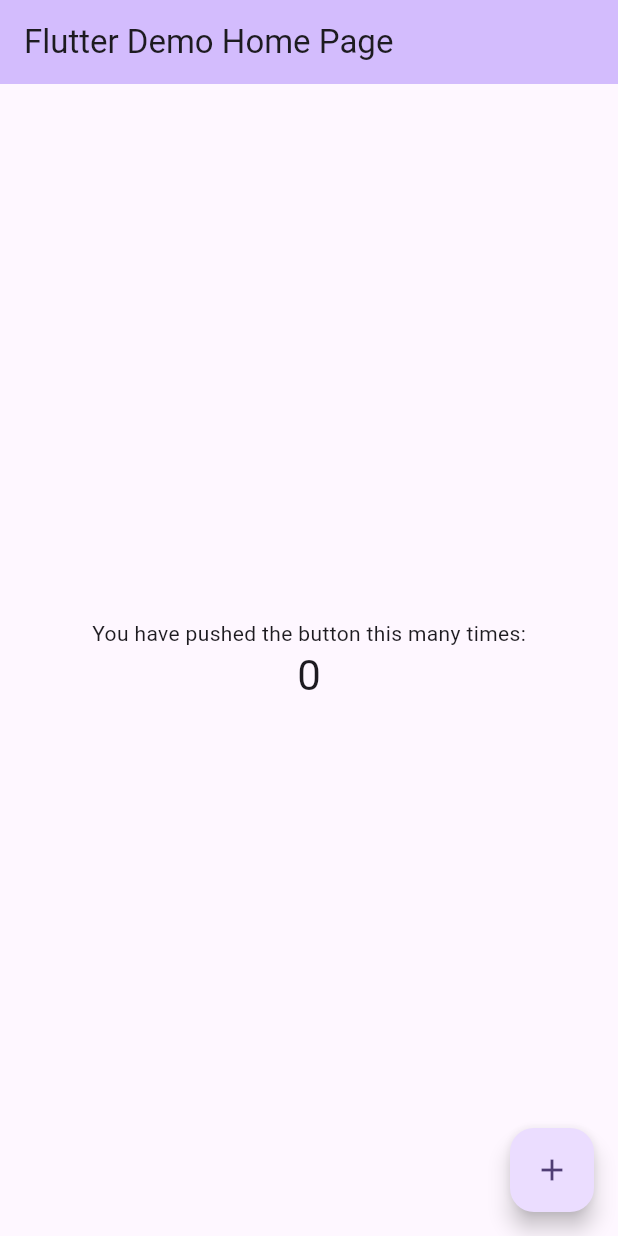
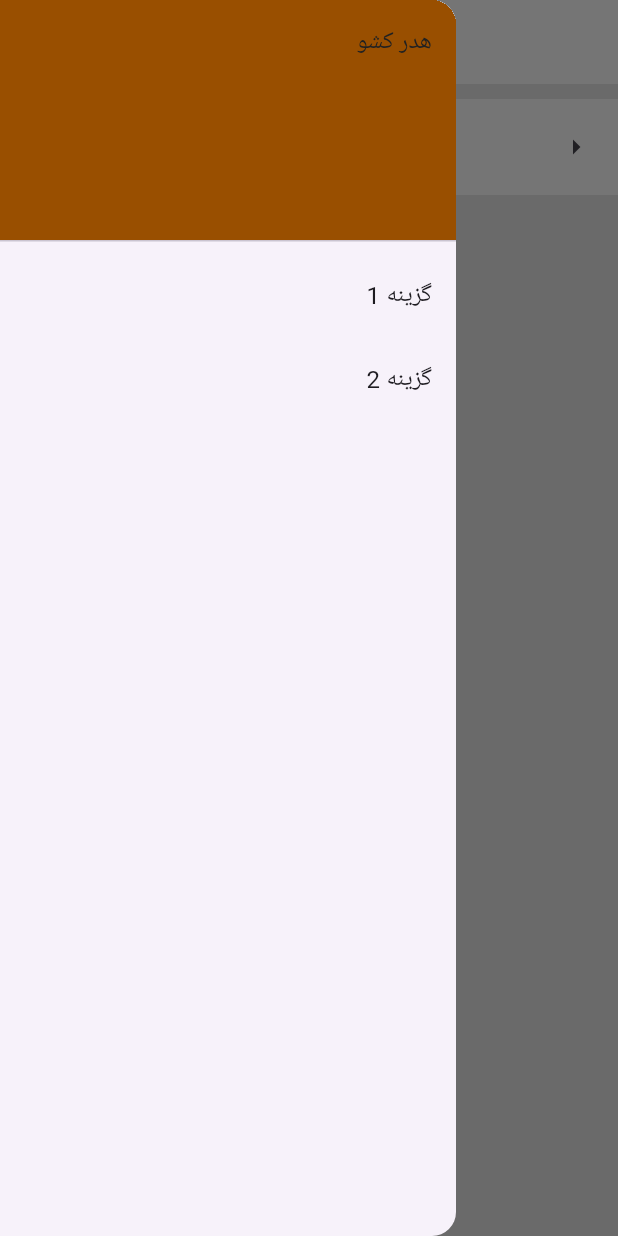
Before and after one commit to ASG14/mage_nagoftam, a Flutter app: the screen it shows after launch, with the side drawer open (before the commit the screen has no drawer), on a phone screen of 412 x 824 dp. Run offline on Flutter 3.47's test engine with Material 3 defaults, Android fonts, the light colour scheme and no system bars.

Commit message:
ساخت کلاس استایل و فولدهای جدید

```diff
--- a/lib/main.dart
+++ b/lib/main.dart
@@ -1,5 +1,47 @@
 import 'package:flutter/material.dart';
 
+import 'package:flutter_localizations/flutter_localizations.dart';
+
+import 'package:begir/screens/home.dart';
+import 'package:begir/style/theme.dart';
+
+void main()
+{
+  runApp(MyApp());
+}
+class MyApp extends StatelessWidget {
+  const MyApp({super.key});
+
+  @override
+  Widget build(BuildContext context) {
+    return MaterialApp(
+
+      locale: Locale('fa', 'IR'),
+      theme: AppTheme.lightTheme,
+      title: 'بگیر',
+
+      supportedLocales: [
+        Locale('fa', 'IR'), // فارسی
+        Locale('en', 'US'), // انگلیسی
+      ],
+
+      localizationsDelegates: [
+        GlobalMaterialLocalizations.delegate,
+        GlobalWidgetsLocalizations.delegate,
+        GlobalCupertinoLocalizations.delegate,
+      ],
+
+      home: Home(),
+    );
+  }
+}
+
+
+
+
+
+
+/*
 void main() {
   runApp(const MyApp());
 }
@@ -120,3 +162,4 @@ class _MyHomePageState extends State<MyHomePage> {
     );
   }
 }
+*/
--- /dev/null
+++ b/lib/screens/home.dart
@@ -0,0 +1,70 @@
+import 'package:flutter/material.dart';
+
+class Home extends StatefulWidget {
+  const Home({super.key});
+
+  @override
+  State<Home> createState() => _HomeState();
+}
+
+class _HomeState extends State<Home> {
+  @override
+  Widget build(BuildContext context) {
+    return SafeArea(
+      child: Scaffold(
+          appBar: AppBar(title: Text('عنوان اپ بار'),backgroundColor: Color.fromARGB(255, 255, 255, 255),),
+          endDrawer: Drawer(
+            child: ListView(
+              padding: EdgeInsets.zero,
+              children: [
+                DrawerHeader(
+                  decoration: BoxDecoration(
+                    color: const Color.fromARGB(255, 153, 79, 0),
+                  ),
+                  child: Text('هدر کشو'),
+                ),
+                ListTile(
+                  title: Text('گزینه 1'),
+                  onTap: () {
+                    // عمل مورد نظر برای گزینه 1
+                    Navigator.pop(context); // بستن کشو
+                  },
+                ),
+                ListTile(
+                  title: Text('گزینه 2'),
+                  onTap: () {
+                    // عمل مورد نظر برای گزینه 2
+                    Navigator.pop(context); // بستن کشو
+                  },
+                ),
+              ],
+            ),
+          ),
+          body: Column(crossAxisAlignment: CrossAxisAlignment.stretch, mainAxisAlignment: MainAxisAlignment.start,
+
+            children: [
+              SizedBox(height: 10,),
+              Container(
+                padding: EdgeInsets.all(8.0),
+                color: Colors.white,
+                child: Row(
+
+                  //crossAxisAlignment: CrossAxisAlignment.stretch,
+
+                  children: [
+                    Expanded(flex: 1, child: IconButton(onPressed: (){}, icon: Icon(Icons.arrow_left))),
+                    Expanded(flex: 8, child: Text('عنوان گروه فعلی', textAlign: TextAlign.center,)),
+                    Expanded(flex: 1, child: IconButton(onPressed: (){}, icon: Icon(Icons.arrow_right))),
+
+                  ],
+                ),
+              ),
+              Column(),
+            ],
+
+
+          ),
+        ),
+    );
+  }
+}
--- /dev/null
+++ b/lib/style/color.dart
@@ -0,0 +1,25 @@
+import 'package:flutter/material.dart';
+
+class AppColors {
+  // ========== رنگ‌های اصلی ==========
+  static const Color primary = Color(0xFF133074);
+  static const Color primaryDark = Color(0xFF335094);
+  static const Color primaryLight = Color(0xFF5370B4);
+
+  // ========== رنگ‌های پس‌زمینه ==========
+  static const Color background = Color(0xFFE7E7E7);
+  static const Color surface = Color(0xFFFFFFFF);
+
+  // ========== رنگ‌های متن ==========
+  static const Color textPrimary = Color(0xFF212121);
+  static const Color textSecondary = Color(0xFF757575);
+
+  // ========== رنگ‌های کاربردی ==========
+  static const Color success = Color.fromARGB(255, 25, 113, 28);
+  static const Color error = Color(0xFFF44336);
+  static const Color warning = Color(0xFFFFC107);
+
+  // ========== رنگ‌های AppBar ==========
+  static const Color appBarBackground = Color(0xFFFFFFFF);
+  static const Color appBarTitle = Color(0xFF212121);
+}
--- /dev/null
+++ b/lib/style/theme.dart
@@ -0,0 +1,45 @@
+// lib/core/themes/theme.dart
+
+import 'package:flutter/material.dart';
+import 'color.dart';
+
+class AppTheme {
+  static ThemeData lightTheme = ThemeData(
+    // رنگ‌های اصلی
+    primaryColor: AppColors.primary,
+    primarySwatch: Colors.blue, // باید با primaryColor هماهنگ باشد
+    scaffoldBackgroundColor: AppColors.background,
+    cardColor: AppColors.surface,
+
+    // استایل AppBar
+    appBarTheme: AppBarTheme(
+      backgroundColor: AppColors.appBarBackground,
+      foregroundColor: AppColors.appBarTitle,
+      elevation: 0,
+      centerTitle: true,
+      titleTextStyle: TextStyle(
+        color: AppColors.appBarTitle,
+        fontSize: 20,
+        fontWeight: FontWeight.bold,
+
+      ),
+    ),
+
+    // استایل دکمه‌ها
+    elevatedButtonTheme: ElevatedButtonThemeData(
+      style: ElevatedButton.styleFrom(
+        backgroundColor: AppColors.primary,
+        foregroundColor: Colors.white,
+        shape: RoundedRectangleBorder(
+          borderRadius: BorderRadius.circular(12),
+        ),
+      ),
+    ),
+
+    // استایل متنی (اختیاری)
+    textTheme: TextTheme(
+      bodyLarge: TextStyle(color: AppColors.textPrimary),
+      bodyMedium: TextStyle(color: AppColors.textSecondary),
+    ),
+  );
+}
--- a/pubspec.yaml
+++ b/pubspec.yaml
@@ -31,9 +31,13 @@ dependencies:
   flutter:
     sdk: flutter
 
+
   # The following adds the Cupertino Icons font to your application.
   # Use with the CupertinoIcons class for iOS style icons.
   cupertino_icons: ^1.0.8
+  flutter_localizations:
+    sdk: flutter
+  intl: ^0.20.2
 
 dev_dependencies:
   flutter_test:
```
Also changed, not shown: pubspec.lock, 1 other file.
